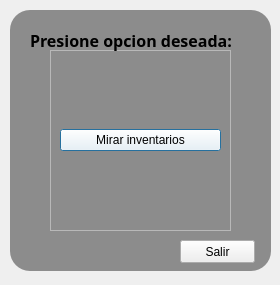
Karly19tarazonac/proyecto_final_info_II, file opciones_ventana2.ui: the form before one commit.
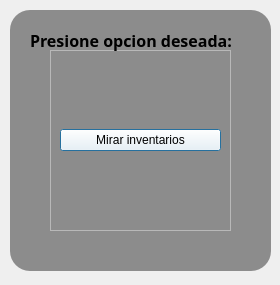
The form after the commit.

```diff
--- a/opciones_ventana2.ui
+++ b/opciones_ventana2.ui
@@ -80,18 +80,37 @@
     <string>Presione opcion deseada:</string>
    </property>
   </widget>
-  <widget class="QPushButton" name="salir">
+  <widget class="QWidget" name="">
    <property name="geometry">
     <rect>
      <x>180</x>
-     <y>240</y>
-     <width>75</width>
-     <height>23</height>
+     <y>200</y>
+     <width>77</width>
+     <height>54</height>
     </rect>
    </property>
-   <property name="text">
-    <string>Salir</string>
-   </property>
+   <layout class="QVBoxLayout" name="verticalLayout">
+    <item>
+     <widget class="QPushButton" name="salir">
+      <property name="styleSheet">
+       <string notr="true">background-color: rgb(255, 255, 255);</string>
+      </property>
+      <property name="text">
+       <string>Salir</string>
+      </property>
+     </widget>
+    </item>
+    <item>
+     <widget class="QPushButton" name="log_out">
+      <property name="styleSheet">
+       <string notr="true">background-color: rgb(255, 255, 255);</string>
+      </property>
+      <property name="text">
+       <string>Log Out</string>
+      </property>
+     </widget>
+    </item>
+   </layout>
   </widget>
   <zorder>label</zorder>
   <zorder>frame</zorder>
```
Left out of the diff: 1 changed line with no effect on the pictures.
